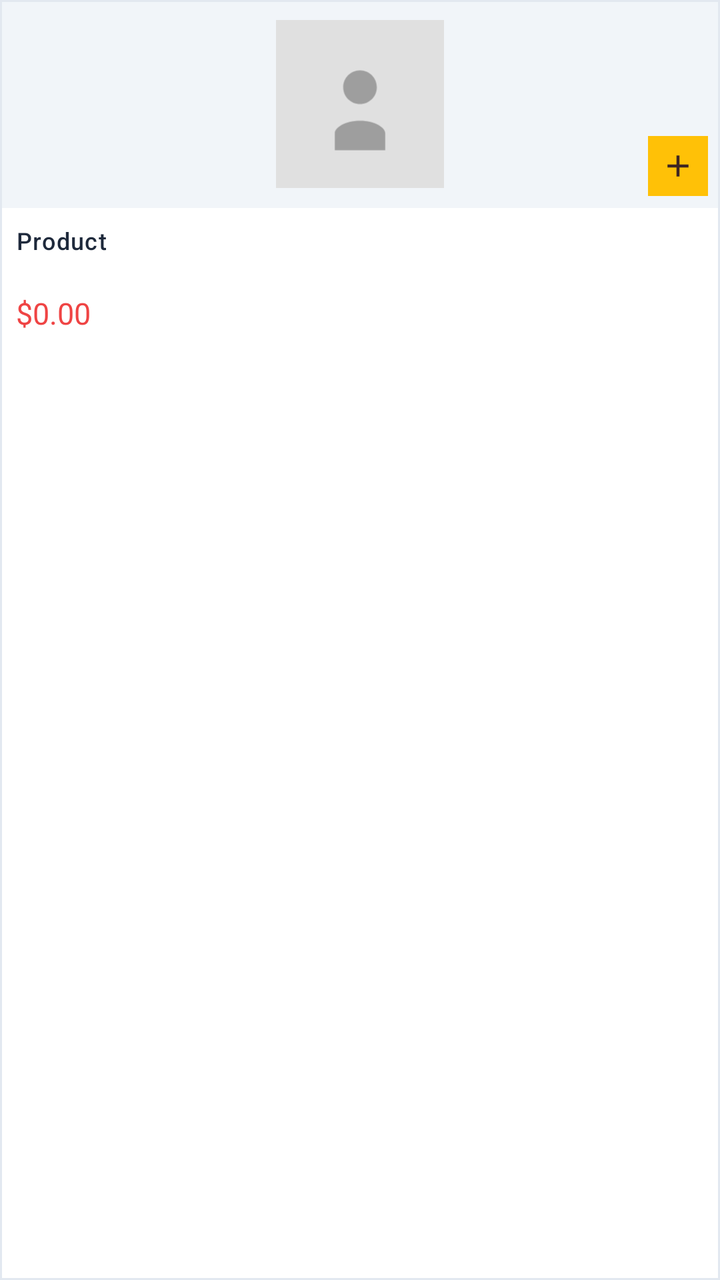
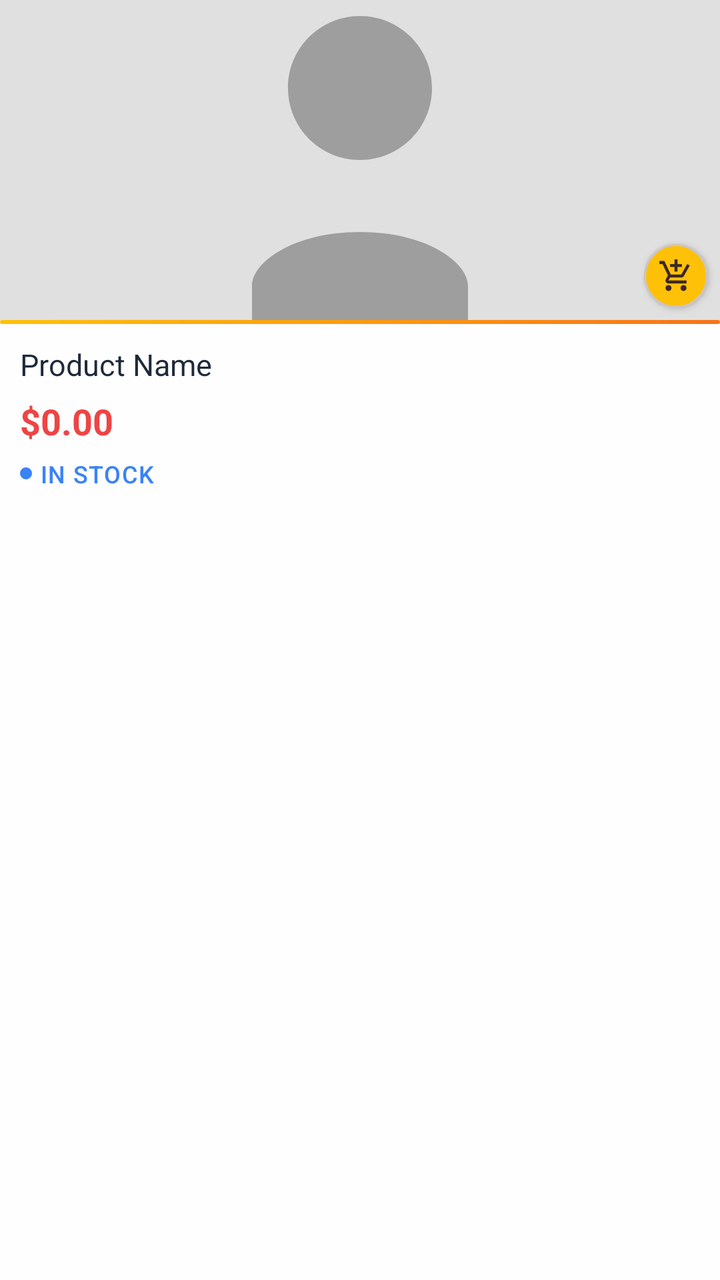

Screens rendered from an Android XML layout before and after an edit, with the pre-edit source and the edit as a unified diff.
<!-- AndroidManifest.xml: application theme Theme.BeckieDealApp -->
<!-- res/layout/item_suggestion.xml -->
<?xml version="1.0" encoding="utf-8"?>
<com.google.android.material.card.MaterialCardView
    xmlns:android="http://schemas.android.com/apk/res/android"
    xmlns:app="http://schemas.android.com/apk/res-auto"
    android:id="@+id/suggestionRoot"
    android:layout_width="132dp"
    android:layout_height="wrap_content"
    android:layout_marginEnd="8dp"
    android:clickable="true"
    android:focusable="true"
    android:foreground="?attr/selectableItemBackground"
    app:cardBackgroundColor="@color/surface"
    app:cardCornerRadius="0dp"
    app:cardElevation="0dp"
    app:strokeColor="@color/border_color"
    app:strokeWidth="1dp">

    <LinearLayout
        android:layout_width="match_parent"
        android:layout_height="wrap_content"
        android:orientation="vertical">

        <FrameLayout
            android:layout_width="match_parent"
            android:layout_height="104dp"
            android:background="@color/card_bg_secondary">

            <ImageView
                android:id="@+id/suggestionImage"
                android:layout_width="match_parent"
                android:layout_height="match_parent"
                android:padding="10dp"
                android:scaleType="centerInside"
                android:src="@drawable/placeholder_image" />

            <FrameLayout
                android:id="@+id/suggestionAdd"
                android:layout_width="30dp"
                android:layout_height="30dp"
                android:layout_gravity="bottom|end"
                android:layout_margin="6dp"
                android:background="@color/yellow_star"
                android:clickable="true"
                android:contentDescription="Add to cart"
                android:focusable="true">

                <ImageView
                    android:layout_width="18dp"
                    android:layout_height="18dp"
                    android:layout_gravity="center"
                    android:importantForAccessibility="no"
                    android:src="@drawable/ic_plus_24"
                    app:tint="@color/dark_brown" />
            </FrameLayout>
        </FrameLayout>

        <LinearLayout
            android:layout_width="match_parent"
            android:layout_height="wrap_content"
            android:orientation="vertical"
            android:padding="8dp">

            <TextView
                android:id="@+id/suggestionName"
                android:layout_width="match_parent"
                android:layout_height="wrap_content"
                android:ellipsize="end"
                android:lines="2"
                android:text="Product"
                android:textAppearance="@style/TextAppearance.App.Label"
                android:textAllCaps="false"
                android:textColor="@color/text_primary" />

            <TextView
                android:id="@+id/suggestionPrice"
                android:layout_width="wrap_content"
                android:layout_height="wrap_content"
                android:layout_marginTop="4dp"
                android:text="$0.00"
                android:textAppearance="@style/TextAppearance.App.CardPrice"
                android:textColor="@color/red_error" />
        </LinearLayout>
    </LinearLayout>
</com.google.android.material.card.MaterialCardView>
<!-- resources referenced by this layout -->
<resources>
  <color name="border_color">#E2E8F0</color>
  <color name="card_bg_secondary">#F1F5F9</color>
  <color name="dark_brown">#3E2723</color>
  <color name="red_error">#EF4444</color>
  <color name="surface">#FFFFFF</color>
  <color name="text_primary">#1E293B</color>
  <color name="yellow_star">#FFC107</color>
  <!-- drawable ic_plus_24 (drawable) -->
  <vector xmlns:android="http://schemas.android.com/apk/res/android"
      android:width="24dp"
      android:height="24dp"
      android:viewportWidth="24"
      android:viewportHeight="24"
      android:tint="@color/white_fixed">
      <path
          android:fillColor="@android:color/white"
          android:pathData="M11,13H5v-2h6V5h2v6h6v2h-6v6h-2V13Z" />
  </vector>
  <style name="Theme.BeckieDealApp" parent="Base.Theme.BeckieDealApp">
          <item name="buttonStyle">@style/Widget.App.Button</item>
          <item name="materialButtonStyle">@style/Widget.App.Button</item>
      </style>
  <color name="white_fixed">#FFFFFF</color>
  <color name="text_secondary">#64748B</color>
  <style name="Widget.App.Button" parent="Widget.Material3.Button">
          <item name="shapeAppearance">@style/ShapeAppearance.App.Button.Pill</item>
          <item name="android:textAppearance">@style/TextAppearance.App.Button</item>
      </style>
  <color name="primary">#FDC011</color>
  <color name="on_primary">#FFFFFF</color>
  <color name="primary_container">#FDC011</color>
  <color name="on_primary_container">#582200</color>
  <color name="background">#F9F9F7</color>
  <color name="chip_selected_bg">#3E2723</color>
  <color name="on_surface">#251913</color>
  <style name="ShapeAppearance.App.Button.Pill" parent="">
          <item name="cornerFamily">rounded</item>
          <item name="cornerSize">50%</item>
      </style>
  <color name="nav_indicator_fill">#FFF1EB</color>
  <style name="ShapeAppearance.App.BottomNav.ActiveIndicator" parent="">
          <item name="cornerFamily">rounded</item>
          <item name="cornerSize">50%</item>
      </style>
  <!-- unchanged entries left out for length: 14 -->
</resources>

<!-- the commit's change to res/layout/item_suggestion.xml (unified diff, before → after) -->
@@ -3,82 +3,132 @@
     xmlns:android="http://schemas.android.com/apk/res/android"
     xmlns:app="http://schemas.android.com/apk/res-auto"
     android:id="@+id/suggestionRoot"
-    android:layout_width="132dp"
+    android:layout_width="160dp"
     android:layout_height="wrap_content"
-    android:layout_marginEnd="8dp"
+    android:layout_margin="2dp"
+    app:cardCornerRadius="0dp"
+    app:cardElevation="0dp"
+    app:strokeWidth="0dp"
+    app:cardBackgroundColor="@color/product_card_bg"
     android:clickable="true"
     android:focusable="true"
-    android:foreground="?attr/selectableItemBackground"
-    app:cardBackgroundColor="@color/surface"
-    app:cardCornerRadius="0dp"
-    app:cardElevation="0dp"
-    app:strokeColor="@color/border_color"
-    app:strokeWidth="1dp">
+    android:foreground="?attr/selectableItemBackground">
 
     <LinearLayout
         android:layout_width="match_parent"
         android:layout_height="wrap_content"
         android:orientation="vertical">
 
+        
         <FrameLayout
             android:layout_width="match_parent"
-            android:layout_height="104dp"
+            android:layout_height="160dp"
             android:background="@color/card_bg_secondary">
 
             <ImageView
                 android:id="@+id/suggestionImage"
                 android:layout_width="match_parent"
                 android:layout_height="match_parent"
-                android:padding="10dp"
-                android:scaleType="centerInside"
+                android:scaleType="centerCrop"
                 android:src="@drawable/placeholder_image" />
 
-            <FrameLayout
+            
+            <ImageView
+                android:id="@+id/suggestionFavorite"
+                android:layout_width="28dp"
+                android:layout_height="28dp"
+                android:layout_gravity="top|end"
+                android:layout_margin="6dp"
+                android:padding="5dp"
+                android:src="@drawable/ic_favorite_border"
+                android:contentDescription="Add to favorites"
+                app:tint="@color/text_secondary"
+                android:visibility="gone" />
+
+            
+            <com.google.android.material.card.MaterialCardView
                 android:id="@+id/suggestionAdd"
-                android:layout_width="30dp"
-                android:layout_height="30dp"
+                android:layout_width="32dp"
+                android:layout_height="32dp"
                 android:layout_gravity="bottom|end"
                 android:layout_margin="6dp"
-                android:background="@color/yellow_star"
-                android:clickable="true"
-                android:contentDescription="Add to cart"
-                android:focusable="true">
+                app:cardCornerRadius="16dp"
+                app:cardElevation="2dp"
+                app:cardBackgroundColor="@color/yellow_star">
 
                 <ImageView
                     android:layout_width="18dp"
                     android:layout_height="18dp"
                     android:layout_gravity="center"
                     android:importantForAccessibility="no"
-                    android:src="@drawable/ic_plus_24"
+                    android:src="@drawable/add_shopping_cart_24"
                     app:tint="@color/dark_brown" />
-            </FrameLayout>
+            </com.google.android.material.card.MaterialCardView>
         </FrameLayout>
 
+        
+        <View
+            android:layout_width="match_parent"
+            android:layout_height="2dp"
+            android:background="@drawable/brand_bar_gradient" />
+
+        
         <LinearLayout
             android:layout_width="match_parent"
             android:layout_height="wrap_content"
             android:orientation="vertical"
-            android:padding="8dp">
+            android:paddingHorizontal="10dp"
+            android:paddingTop="10dp"
+            android:paddingBottom="8dp">
 
+            
             <TextView
                 android:id="@+id/suggestionName"
                 android:layout_width="match_parent"
                 android:layout_height="wrap_content"
-                android:ellipsize="end"
-                android:lines="2"
-                android:text="Product"
-                android:textAppearance="@style/TextAppearance.App.Label"
-                android:textAllCaps="false"
-                android:textColor="@color/text_primary" />
+                android:text="Product Name"
+                android:textAppearance="@style/TextAppearance.App.CardProductName"
+                android:maxLines="2"
+                android:ellipsize="end" />
 
+            
             <TextView
                 android:id="@+id/suggestionPrice"
                 android:layout_width="wrap_content"
                 android:layout_height="wrap_content"
-                android:layout_marginTop="4dp"
+                android:layout_marginTop="6dp"
                 android:text="$0.00"
                 android:textAppearance="@style/TextAppearance.App.CardPrice"
-                android:textColor="@color/red_error" />
+                android:textSize="18sp"
+                android:textColor="@color/red_error"
+                android:textStyle="bold" />
+
+            
+            <LinearLayout
+                android:layout_width="wrap_content"
+                android:layout_height="wrap_content"
+                android:layout_marginTop="6dp"
+                android:orientation="horizontal"
+                android:gravity="center_vertical">
+
+                <View
+                    android:layout_width="6dp"
+                    android:layout_height="6dp"
+                    android:background="@drawable/dot_small"
+                    android:backgroundTint="@color/status_shipped" />
+
+                <TextView
+                    android:id="@+id/suggestionStock"
+                    android:layout_width="wrap_content"
+                    android:layout_height="wrap_content"
+                    android:layout_marginStart="4dp"
+                    android:text="In Stock"
+                    android:textAppearance="@style/TextAppearance.App.Label"
+                    android:textColor="@color/status_shipped"
+                    android:maxLines="1"
+                    android:ellipsize="end" />
+            </LinearLayout>
         </LinearLayout>
+
     </LinearLayout>
 </com.google.android.material.card.MaterialCardView>
<!-- resource entries referenced after the edit -->
@@ -1,28 +1,57 @@
 <!-- resources referenced by this layout -->
 <resources>
-  <color name="border_color">#E2E8F0</color>
   <color name="card_bg_secondary">#F1F5F9</color>
   <color name="dark_brown">#3E2723</color>
+  <color name="product_card_bg">#FEFEFE</color>
   <color name="red_error">#EF4444</color>
+  <color name="status_shipped">#3B82F6</color>
   <color name="surface">#FFFFFF</color>
   <color name="text_primary">#1E293B</color>
   <color name="yellow_star">#FFC107</color>
-  <!-- drawable ic_plus_24 (drawable) -->
+  <!-- drawable add_shopping_cart_24 (drawable) -->
   <vector xmlns:android="http://schemas.android.com/apk/res/android"
       android:width="24dp"
       android:height="24dp"
       android:viewportWidth="24"
-      android:viewportHeight="24"
-      android:tint="@color/white_fixed">
+      android:viewportHeight="24">
       <path
           android:fillColor="@android:color/white"
-          android:pathData="M11,13H5v-2h6V5h2v6h6v2h-6v6h-2V13Z" />
+          android:pathData="M11,9V6H8V4h3V1h2v3h3v2h-3v3h-2ZM7,22q-0.825,0 -1.413,-0.588T5,20q0,-0.825 0.588,-1.413T7,18q0.825,0 1.413,0.588T9,20q0,0.825 -0.588,1.413T7,22ZM17,22q-0.825,0 -1.413,-0.588T15,20q0,-0.825 0.588,-1.413T17,18q0.825,0 1.413,0.588T19,20q0,0.825 -0.588,1.413T17,22ZM7,17q-1.125,0 -1.725,-0.988T5.25,14.05L6.6,11.6L3,4H1V2h3.275l4.25,9h7.025l3.875,-7l1.75,0.95l-3.875,7q-0.275,0.5 -0.725,0.775T15.55,13H8.1L7,15h12v2H7Z" />
+  </vector>
+  <!-- drawable brand_bar_gradient (drawable) -->
+  <?xml version="1.0" encoding="utf-8"?>
+  <shape xmlns:android="http://schemas.android.com/apk/res/android"
+      android:shape="rectangle">
+      <gradient
+          android:angle="0"
+          android:startColor="@color/yellow_star"
+          android:endColor="@color/brand_orange" />
+      <corners android:radius="@dimen/button_pill_radius" />
+  </shape>
+  <!-- drawable dot_small (drawable) -->
+  <?xml version="1.0" encoding="utf-8"?>
+  <shape xmlns:android="http://schemas.android.com/apk/res/android"
+      android:shape="oval">
+      <size android:width="7dp" android:height="7dp" />
+      <solid android:color="@android:color/white" />
+  </shape>
+  <!-- drawable ic_favorite_border (drawable) -->
+  <?xml version="1.0" encoding="utf-8"?>
+  <vector xmlns:android="http://schemas.android.com/apk/res/android"
+      android:width="24dp"
+      android:height="24dp"
+      android:viewportWidth="24"
+      android:viewportHeight="24">
+      <path
+          android:fillColor="#000000"
+          android:pathData="M16.5,3c-1.74,0 -3.41,0.81 -4.5,2.09C10.91,3.81 9.24,3 7.5,3C4.42,3 2,5.41 2,8.5c0,3.77 3.4,6.86 8.55,11.54L12,21.35l1.45,-1.32C18.6,15.36 22,12.27 22,8.5C22,5.41 19.58,3 16.5,3zM12.1,18.55l-0.1,0.1l-0.1,-0.1C7.14,14.24 4,11.39 4,8.5C4,6.5 5.5,5 7.5,5c1.54,0 3.04,0.99 3.57,2.36h1.87C13.46,5.99 14.96,5 16.5,5c2,0 3.5,1.5 3.5,3.5c0,2.89 -3.14,5.74 -7.9,10.05z" />
   </vector>
   <style name="Theme.BeckieDealApp" parent="Base.Theme.BeckieDealApp">
           <item name="buttonStyle">@style/Widget.App.Button</item>
           <item name="materialButtonStyle">@style/Widget.App.Button</item>
       </style>
-  <color name="white_fixed">#FFFFFF</color>
+  <color name="brand_orange">#F97316</color>
+  <dimen name="button_pill_radius">999dp</dimen>
   <color name="text_secondary">#64748B</color>
   <style name="Widget.App.Button" parent="Widget.Material3.Button">
           <item name="shapeAppearance">@style/ShapeAppearance.App.Button.Pill</item>
